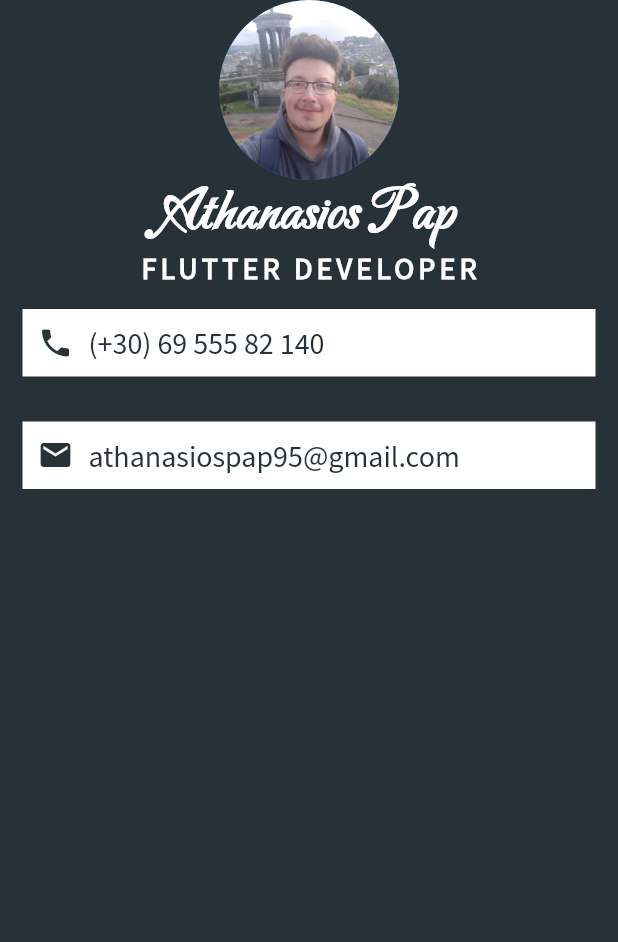
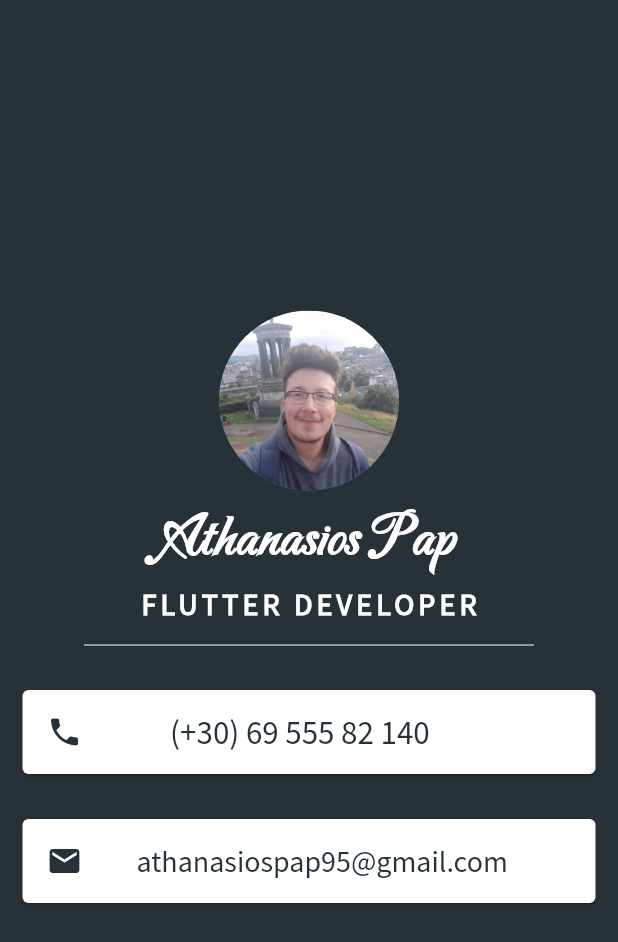
Before and after one commit to AthanasiosPapazoglou/SmartUpProjects, a Flutter app: the screen it shows after launch, on a phone screen of 412 x 824 dp. Shown: the top 942 px of the screen. Run offline on Flutter 3.47's test engine with Material 2 defaults, Android fonts, the phone set to English and light mode, and no system bars.

Commit message:
listile convertion & finilise

```diff
--- a/First_Project/linkspage/lib/main.dart
+++ b/First_Project/linkspage/lib/main.dart
@@ -14,11 +14,16 @@ class MyApp extends StatelessWidget {
         body: SafeArea(
           child: Center(
             child: Column(
+              mainAxisAlignment: MainAxisAlignment.center,
+              crossAxisAlignment: CrossAxisAlignment.center,
               children: <Widget>[
                 CircleAvatar(
                   radius: 60,
                   backgroundImage: AssetImage(
                       'images/71037997_10206797507092583_8008849504243548160_n (1).jpg'),
+                ),
+                SizedBox(
+                  height: 10,
                 ),
                 Text(
                   'Athanasios Pap',
@@ -27,6 +32,9 @@ class MyApp extends StatelessWidget {
                       fontSize: 40,
                       color: Colors.white,
                       fontWeight: FontWeight.bold),
+                ),
+                SizedBox(
+                  height: 7,
                 ),
                 Text(
                   'FLUTTER DEVELOPER',
@@ -37,52 +45,43 @@ class MyApp extends StatelessWidget {
                       fontWeight: FontWeight.bold,
                       letterSpacing: 2.8),
                 ),
-                Container(
-                  color: Colors.white,
-                  padding: EdgeInsets.all(10),
+                 SizedBox(
+                  width: 300,
+                  height: 30,
+                  child: Divider(color:Colors.white)
+                  ),
+                Card(
                     margin: EdgeInsets.symmetric(vertical: 15, horizontal: 15),
-                  child: Row(
-                    children: <Widget>[
-                      Icon(
+                    child: ListTile(
+                      leading: Icon(
                           Icons.phone,
                           color: Colors.blueGrey[900],
                         ),
-                      SizedBox(
-                        width: 10,
-                      ),
-                      Text(
-                        '(+30) 69 555 82 140',
+                        title: Text(
+                          '      (+30) 69 555 82 140',
                           style: TextStyle(
                               color: Colors.blueGrey[900],
                               fontFamily: 'Source Sans Pro',
-                            fontSize: 20),
-                      )
-                    ],
+                              fontSize: 22),
                         ),
                     ),
-                Container(
-                  color: Colors.white,
-                  padding: EdgeInsets.all(10),
+                  ),
+                Card(
                   margin: EdgeInsets.symmetric(vertical: 15, horizontal: 15),
-                  child: Row(
-                    children: <Widget>[
-                      Icon(
+                  child: ListTile(
+                    leading:Icon(
                         Icons.email,
                         color: Colors.blueGrey[900],
                       ),
-                      SizedBox(
-                      width: 10,
-                     ),
-                     Text(
-                       'athanasiospap95@gmail.com',
+                      title: Text(
+                        ' athanasiospap95@gmail.com',
                         style: TextStyle(
                             color: Colors.blueGrey[900],
                             fontFamily: 'Source Sans Pro',
                             fontSize: 20),
                       ),
-                    ],
                    ),
-                )
+                ),
               ],
             ),
           ),
```
Lines whose indentation alone changed are shown as unchanged.
